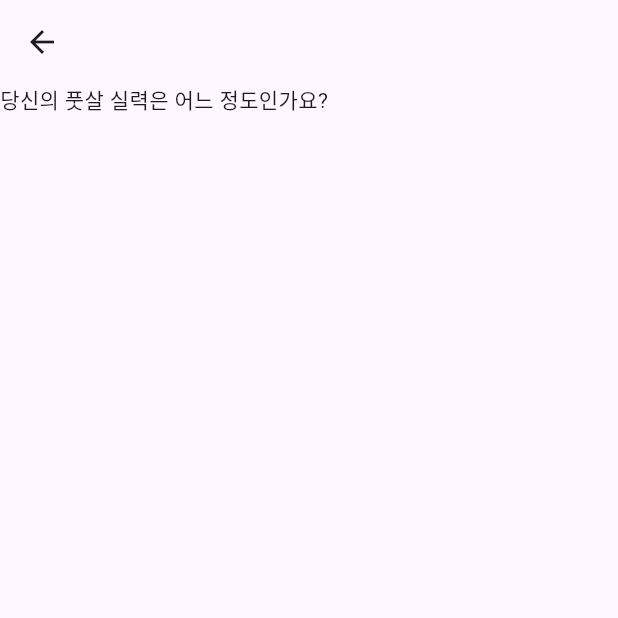
After one commit to 4ForWin/flutter-football-sns, a Flutter app: the IntroLevelPage screen opened directly, on a phone screen of 412 x 824 dp, the top half of it. The commit adds this screen. Run offline on Flutter 3.47's test engine with Material 3 defaults, Android fonts, the light colour scheme and no system bars; our stand-ins replace flutter_riverpod, flutter_svg; Roboto replaces fonts that are missing (Pretendard).

```diff
--- a/lib/main.dart
+++ b/lib/main.dart
@@ -13,7 +13,7 @@ class MainApp extends StatelessWidget {
   Widget build(BuildContext context) {
     return MaterialApp(
       theme: ThemeData(fontFamily: 'Pretendard'), //앱 기본 폰트 변경
-      home: SplashView()
+      home: SplashView(),
     );
   }
 }
--- /dev/null
+++ b/lib/presentation/pages/intro/intro_level_page.dart
@@ -0,0 +1,11 @@
+import 'package:flutter/material.dart';
+
+class IntroLevelPage extends StatelessWidget {
+  @override
+  Widget build(BuildContext context) {
+    return Scaffold(
+      appBar: AppBar(),
+      body: Column(children: [Text('당신의 풋살 실력은 어느 정도인가요?')]),
+    );
+  }
+}
--- a/pubspec.yaml
+++ b/pubspec.yaml
@@ -11,6 +11,9 @@ dependencies:
     sdk: flutter
   flutter_riverpod: ^2.6.1
   flutter_svg: ^2.1.0
+
+  cupertino_icons: ^1.0.8
+  flutter_riverpod: ^2.6.1
 
 dev_dependencies:
   flutter_test:
```
Also changed, not shown: lib/presentation/pages/intro/intro_type_page.dart (added, +8 -0 lines), lib/presentation/pages/intro/widgets/text_label.dart (added, +8 -0 lines).
